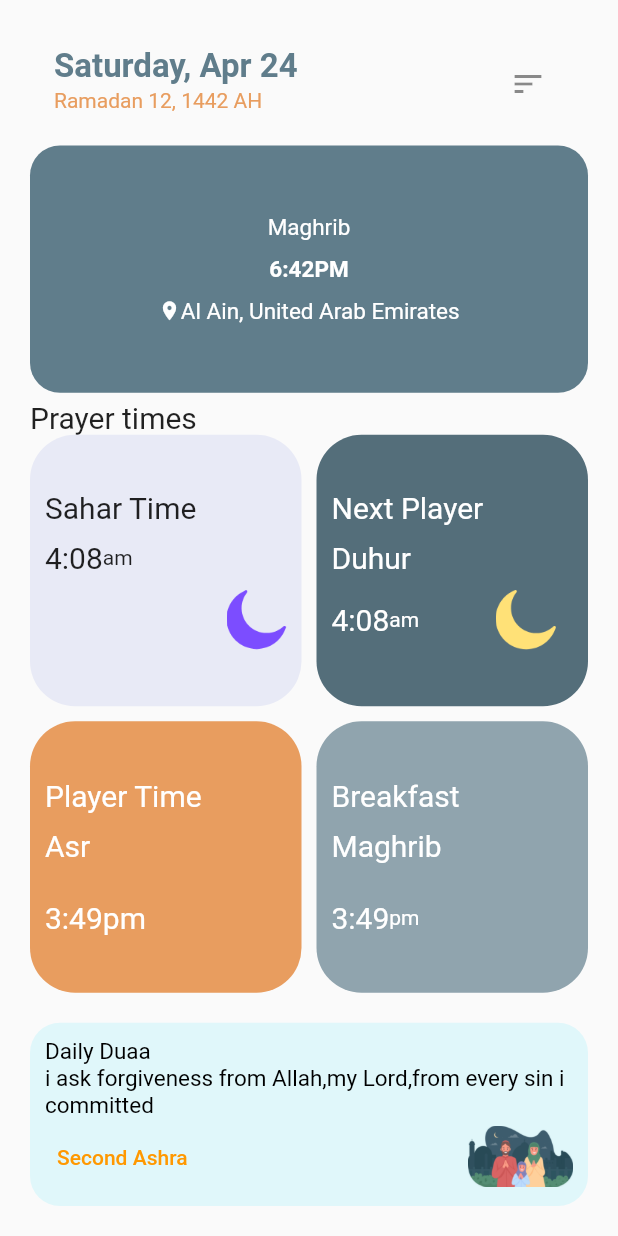
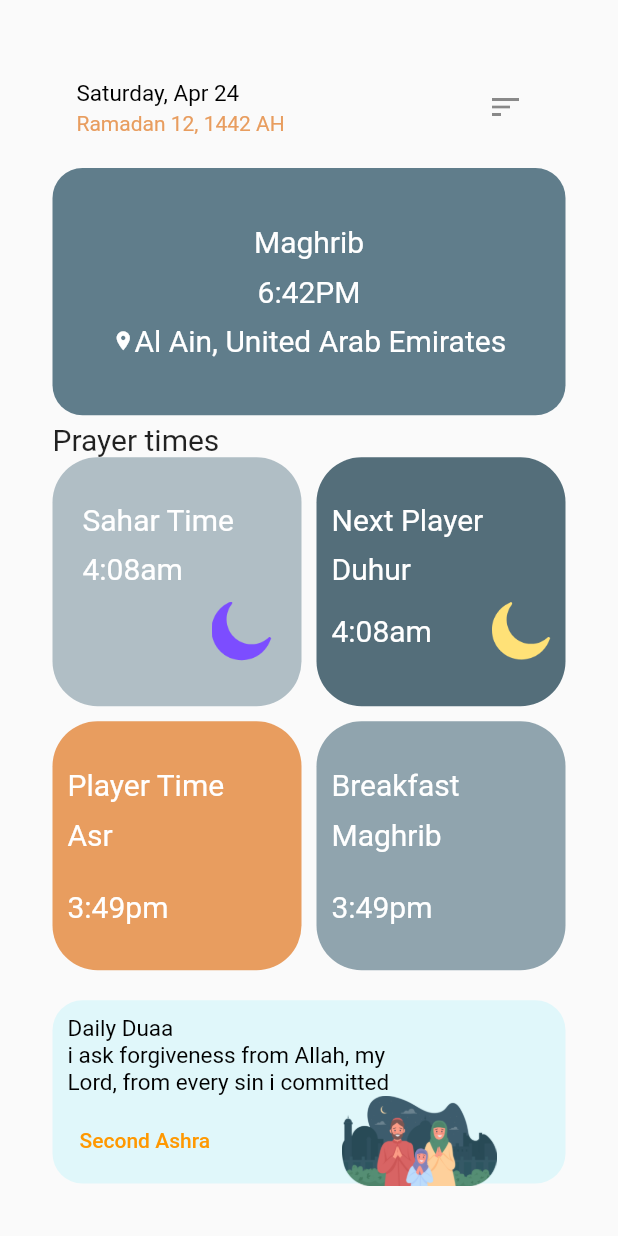
Before and after one commit to OmarSerag/Ramadan_App, a Flutter app: the screen it shows after launch, after a tap on "Let’s get started", on a phone screen of 412 x 824 dp. Run offline on Flutter 3.47's test engine with Material 2 defaults, Android fonts, the phone set to English and light mode, and no system bars.

Commit message:
adding new features

```diff
--- a/lib/const/color.dart
+++ b/lib/const/color.dart
@@ -2,3 +2,5 @@ import 'package:flutter/material.dart';
 
 final kPrimaryColor = Color(0xffF7FDFF);
 final kAccentColor = Color(0xffE89D5F);
+final WhiteText = Colors.white;
+final DarkText = Colors.blueGrey[400];
--- a/lib/main.dart
+++ b/lib/main.dart
@@ -1,7 +1,5 @@
 import 'package:flutter/material.dart';
 import 'package:ramadan/const/color.dart';
-import 'package:ramadan/screens/home_page/view.dart';
-import 'package:ramadan/screens/on_boarding/view.dart';
 import 'package:ramadan/screens/splash/view.dart';
 
 void main() {
--- a/lib/screens/duaa_page/view.dart
+++ b/lib/screens/duaa_page/view.dart
@@ -2,13 +2,18 @@ import 'dart:ui';
 
 import 'package:flutter/cupertino.dart';
 import 'package:flutter/material.dart';
-import 'package:ramadan/const/color.dart';
-import 'package:ramadan/widgets/custom_bold_text.dart';
-import 'package:ramadan/widgets/custom_normal_text.dart';
 
 class DuaaPage extends StatefulWidget {
   @override
   _DuaaPageState createState() => _DuaaPageState();
+}
+
+class DuaaModel {
+  final Icon icon;
+  final String title;
+  final String subtitle;
+
+  DuaaModel({required this.icon, required this.subtitle, required this.title});
 }
 
 class _DuaaPageState extends State<DuaaPage>
@@ -26,45 +31,44 @@ class _DuaaPageState extends State<DuaaPage>
     List<DuaaModel> model = [
       DuaaModel(
         icon: Icon(Icons.ac_unit),
-        title:"Al-Fatihah",
+        title: "Al-Fatihah",
         subtitle: "Makkiyah - 7 Ayah",
       ),
       DuaaModel(
         icon: Icon(Icons.ac_unit),
-        title:"Al-Baqarah",
+        title: "Al-Baqarah",
         subtitle: "Maddaniyah - 266 Ayah",
       ),
       DuaaModel(
         icon: Icon(Icons.ac_unit),
-        title:"Aali Imran",
+        title: "Aali Imran",
         subtitle: "Maddaniyah - 200 Ayah",
       ),
       DuaaModel(
         icon: Icon(Icons.ac_unit),
-        title:"An-Nisa",
+        title: "An-Nisa",
         subtitle: "Maddaniyah - 176 Ayah",
       ),
       DuaaModel(
         icon: Icon(Icons.ac_unit),
-        title:"Al-Ma`idah",
+        title: "Al-Ma`idah",
         subtitle: "Maddaniyah - 120 Ayah",
       ),
       DuaaModel(
         icon: Icon(Icons.ac_unit),
-        title:"Al-An`am",
+        title: "Al-An`am",
         subtitle: "Makkiyah - 165 Ayah",
       ),
       DuaaModel(
         icon: Icon(Icons.ac_unit),
-        title:"Al-A`raf",
+        title: "Al-A`raf",
         subtitle: "Makkiyah - 206 Ayah",
       ),
       DuaaModel(
         icon: Icon(Icons.ac_unit),
-        title:"Al-Anfal",
+        title: "Al-Anfal",
         subtitle: "Maddaniyah - 75 Ayah",
       ),
-
     ];
 
     return Scaffold(
@@ -145,7 +149,9 @@ Widget BuildDuaaList(DuaaModel duaaModel) => Padding(
             radius: 15,
             child: duaaModel.icon,
           ),
-          SizedBox(width: 10,),
+          SizedBox(
+            width: 10,
+          ),
           Column(
             crossAxisAlignment: CrossAxisAlignment.start,
             children: [
@@ -162,11 +168,3 @@ Widget BuildDuaaList(DuaaModel duaaModel) => Padding(
         ],
       ),
     );
-
-class DuaaModel {
-  final Icon icon;
-  final String title;
-  final String subtitle;
-
-  DuaaModel({required this.icon, required this.subtitle, required this.title});
-}
--- a/lib/screens/home_page/view.dart
+++ b/lib/screens/home_page/view.dart
@@ -3,37 +3,38 @@ import 'package:flutter/cupertino.dart';
 import 'package:flutter/material.dart';
 import 'package:flutter/widgets.dart';
 import 'package:ramadan/const/color.dart';
-import 'package:ramadan/const/color.dart';
-import 'package:ramadan/const/color.dart';
 import 'package:ramadan/screens/duaa_page/view.dart';
 import 'package:ramadan/widgets/custom_bold_text.dart';
-import 'package:ramadan/widgets/custom_normal_text.dart';
+import 'package:ramadan/widgets/custom_dark_text.dart';
+import 'package:ramadan/widgets/custom_text.dart';
 
 class HomePage extends StatelessWidget {
   List MyModel = [
     Container(
-      padding: EdgeInsets.all(10.0),
+      padding: EdgeInsets.all(20.0),
       clipBehavior: Clip.none,
       decoration: BoxDecoration(
-          borderRadius: BorderRadius.circular(30), color: Colors.indigo[50]),
+        borderRadius: BorderRadius.circular(30),
+        color: Colors.blueGrey[200],
+      ),
       child: Column(
         mainAxisAlignment: MainAxisAlignment.center,
         crossAxisAlignment: CrossAxisAlignment.start,
         children: [
-          Text(
-            "Sahar Time",
-            style: TextStyle(fontSize: 20),
+          defaultText(
+            text: "Sahar Time",
           ),
           SizedBox(
             height: 10,
           ),
           Row(
             children: [
-              Text(
-                "4:08",
-                style: TextStyle(fontSize: 20),
+              defaultText(
+                text: "4:08",
               ),
-              Text("am"),
+              defaultText(
+                text: "am",
+              ),
             ],
           ),
           SizedBox(
@@ -62,27 +63,23 @@ class HomePage extends StatelessWidget {
         mainAxisAlignment: MainAxisAlignment.center,
         crossAxisAlignment: CrossAxisAlignment.start,
         children: [
-          Text(
-            "Next Player",
-            style: TextStyle(color: Colors.white, fontSize: 20),
+          defaultText(
+            text: "Next Player",
           ),
           SizedBox(height: 10),
-          Text(
-            "Duhur",
-            style: TextStyle(color: Colors.white, fontSize: 20),
+          defaultText(
+            text: "Duhur",
           ),
           SizedBox(
             height: 10,
           ),
           Row(
             children: [
-              Text(
-                "4:08",
-                style: TextStyle(color: Colors.white, fontSize: 20),
+              defaultText(
+                text: "4:08",
               ),
-              Text(
-                "am",
-                style: TextStyle(color: Colors.white),
+              defaultText(
+                text: "am",
               ),
               SizedBox(width: 40),
               Expanded(
@@ -109,27 +106,25 @@ class HomePage extends StatelessWidget {
         mainAxisAlignment: MainAxisAlignment.center,
         crossAxisAlignment: CrossAxisAlignment.start,
         children: [
-          Text(
-            "Player Time",
-            style: TextStyle(color: Colors.white, fontSize: 20),
+          defaultText(
+            text: "Player Time",
           ),
-          SizedBox(height: 10),
-          Text(
-            "Asr",
-            style: TextStyle(color: Colors.white, fontSize: 20),
+          SizedBox(
+            height: 10,
+          ),
+          defaultText(
+            text: "Asr",
           ),
           SizedBox(
             height: 25,
           ),
           Row(
             children: [
-              Text(
-                "3:49",
-                style: TextStyle(color: Colors.white, fontSize: 20),
+              defaultText(
+                text: "3:49",
               ),
-              Text(
-                "pm",
-                style: TextStyle(color: Colors.white, fontSize: 20),
+              defaultText(
+                text: "pm",
               ),
             ],
           ),
@@ -145,29 +140,25 @@ class HomePage extends StatelessWidget {
         mainAxisAlignment: MainAxisAlignment.center,
         crossAxisAlignment: CrossAxisAlignment.start,
         children: [
-          Text(
-            "Breakfast",
-            style: TextStyle(color: Colors.white, fontSize: 20),
+          defaultText(
+            text: "Breakfast",
           ),
-          SizedBox(height: 10),
-          Text(
-            "Maghrib",
-            style: TextStyle(color: Colors.white, fontSize: 20),
+          SizedBox(
+            height: 10,
+          ),
+          defaultText(
+            text: "Maghrib",
           ),
           SizedBox(
             height: 25,
           ),
           Row(
             children: [
-              Text(
-                "3:49",
-                style: TextStyle(color: Colors.white, fontSize: 20),
+              defaultText(
+                text: "3:49",
               ),
-              Text(
-                "pm",
-                style: TextStyle(
-                  color: Colors.white,
-                ),
+              defaultText(
+                text: "pm",
               ),
             ],
           ),
@@ -180,12 +171,12 @@ class HomePage extends StatelessWidget {
   Widget build(BuildContext context) {
     return Scaffold(
       body: Padding(
-        padding: const EdgeInsets.all(20.0),
+        padding: const EdgeInsets.all(35.0),
         child: Column(
           children: [
             Container(
               child: ListTile(
-                title: CustomBoldText(
+                title: defaultDarkText(
                   text: "Saturday, Apr 24",
                 ),
                 subtitle: Text(
@@ -211,34 +202,26 @@ class HomePage extends StatelessWidget {
               child: Column(
                 mainAxisAlignment: MainAxisAlignment.center,
                 children: [
-                  Text(
-                    "Maghrib",
-                    style: TextStyle(
-                      color: Colors.white,
-                      fontSize: 15,
-                    ),
+                  defaultText(
+                    text: "Maghrib",
                   ),
-                  SizedBox(height: 10),
+                  SizedBox(
+                    height: 10,
+                  ),
                   Row(
                     mainAxisAlignment: MainAxisAlignment.center,
                     children: [
-                      Text(
-                        "6:42",
-                        style: TextStyle(
-                            color: Colors.white,
-                            fontSize: 15,
-                            fontWeight: FontWeight.bold),
+                      defaultText(
+                        text: "6:42",
                       ),
-                      Text(
-                        "PM",
-                        style: TextStyle(
-                            color: Colors.white,
-                            fontSize: 15,
-                            fontWeight: FontWeight.bold),
+                      defaultText(
+                        text: "PM",
                       )
                     ],
                   ),
-                  SizedBox(height: 10),
+                  SizedBox(
+                    height: 10,
+                  ),
                   Row(
                     mainAxisAlignment: MainAxisAlignment.center,
                     children: [
@@ -247,9 +230,8 @@ class HomePage extends StatelessWidget {
                         size: 15,
                         color: Colors.white,
                       ),
-                      Text(
-                        "Al Ain, United Arab Emirates",
-                        style: TextStyle(color: Colors.white, fontSize: 15),
+                      defaultText(
+                        text: "Al Ain, United Arab Emirates",
                       ),
                     ],
                   ),
@@ -286,7 +268,7 @@ class HomePage extends StatelessWidget {
             ),
             Expanded(
               child: Container(
-                padding: EdgeInsets.all(10),
+                padding: EdgeInsets.all(10.0),
                 height: MediaQuery.of(context).size.height / 8,
                 decoration: BoxDecoration(
                   borderRadius: BorderRadius.circular(20),
@@ -297,24 +279,19 @@ class HomePage extends StatelessWidget {
                   mainAxisAlignment: MainAxisAlignment.start,
                   crossAxisAlignment: CrossAxisAlignment.start,
                   children: [
-                    Text(
-                      "Daily Duaa",
-                      style: TextStyle(
-                        color: Colors.black,
-                        fontSize: 15,
-                      ),
+                    defaultDarkText(
+                      text: "Daily Duaa",
                     ),
-                    Text(
-                      "i ask forgiveness from Allah,my Lord,from every sin i committed",
-                      maxLines: 2,
-                      style: TextStyle(
-                        color: Colors.black,
-                        fontSize: 15,
-                      ),
+                    defaultDarkText(
+                      text:
+                          "i ask forgiveness from Allah, my"
                     ),
+                    defaultDarkText(
+                        text:
+                        "Lord, from every sin i committed"
+                    ),
+
                     Row(
-                      mainAxisAlignment: MainAxisAlignment.spaceBetween,
-                      crossAxisAlignment: CrossAxisAlignment.end,
                       children: [
                         TextButton(
                           onPressed: () {
@@ -330,10 +307,10 @@ class HomePage extends StatelessWidget {
                             style: TextStyle(color: Colors.orange),
                           ),
                         ),
+                        SizedBox(width: 80,),
                         Image.asset(
                           "images/Group-1.png",
-                          width: 70,
-                          height: 50,
+                          width: MediaQuery.of(context).size.width/4
                         ),
                       ],
                     )
--- a/lib/screens/on_boarding/view.dart
+++ b/lib/screens/on_boarding/view.dart
@@ -2,7 +2,8 @@ import 'package:flutter/material.dart';
 import 'package:ramadan/const/color.dart';
 import 'package:ramadan/screens/home_page/view.dart';
 import 'package:ramadan/widgets/custom_bold_text.dart';
-import 'package:ramadan/widgets/custom_normal_text.dart';
+import 'package:ramadan/widgets/custom_dark_text.dart';
+import 'package:ramadan/widgets/custom_text.dart';
 
 class OnBoarding extends StatelessWidget {
   @override
@@ -38,7 +39,7 @@ class OnBoarding extends StatelessWidget {
                     ),
                     Padding(
                       padding: EdgeInsets.all(20),
-                      child: CustomNormalText(
+                      child: defaultDarkText(
                         text:
                             'When the month of Ramadan starts, the gates of heaven are opened and the gates of hell are closed ',
                       ),
@@ -61,9 +62,8 @@ class OnBoarding extends StatelessWidget {
                             decoration: BoxDecoration(
                                 color: kAccentColor,
                                 borderRadius: BorderRadius.circular(20)),
-                            child: Text(
-                              "Let’s get started",
-                              style: TextStyle(color: Colors.white),
+                            child: defaultText(
+                              text: "Let’s get started",
                             ),
                           ),
                         )
--- /dev/null
+++ b/lib/widgets/custom_dark_text.dart
@@ -0,0 +1,12 @@
+import 'package:flutter/material.dart';
+
+Widget defaultDarkText({
+  required String text,
+})=>Text(
+  text,
+  maxLines: 20,
+  style: TextStyle(
+    color: Colors.black,
+    fontSize: 15,
+  ),
+);
--- a/lib/widgets/custom_normal_text.dart
+++ /dev/null
@@ -1,17 +0,0 @@
-import 'dart:ui';
-
-import 'package:flutter/material.dart';
-
-class CustomNormalText extends StatelessWidget {
-  final String text;
-
-  const CustomNormalText({required this.text});
-  @override
-  Widget build(BuildContext context) {
-    return Text(
-      text,
-      textAlign: TextAlign.center,
-      style: TextStyle(color: Colors.black, ),
-    );
-  }
-}
--- /dev/null
+++ b/lib/widgets/custom_text.dart
@@ -0,0 +1,15 @@
+import 'package:flutter/material.dart';
+import 'package:ramadan/const/color.dart';
+
+Widget defaultText({
+  style,
+  required String text,
+}) =>
+    Text(
+      text,
+      style: TextStyle(
+        fontSize: 20,
+        fontWeight: FontWeight.normal,
+        color: WhiteText
+      ),
+    );
```
Lines whose indentation alone changed are shown as unchanged.
